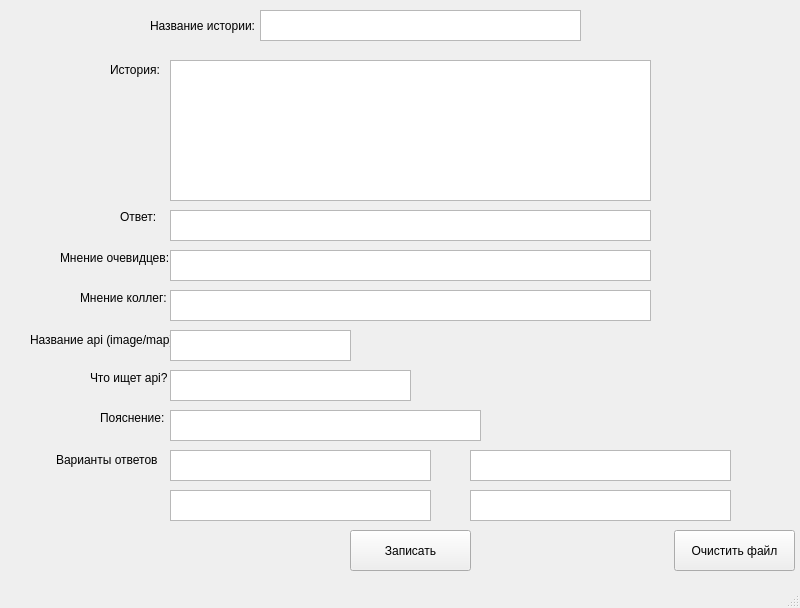
First picture: the form in qt_stories.ui, repository rubinho-m/detective_project, before the edit.
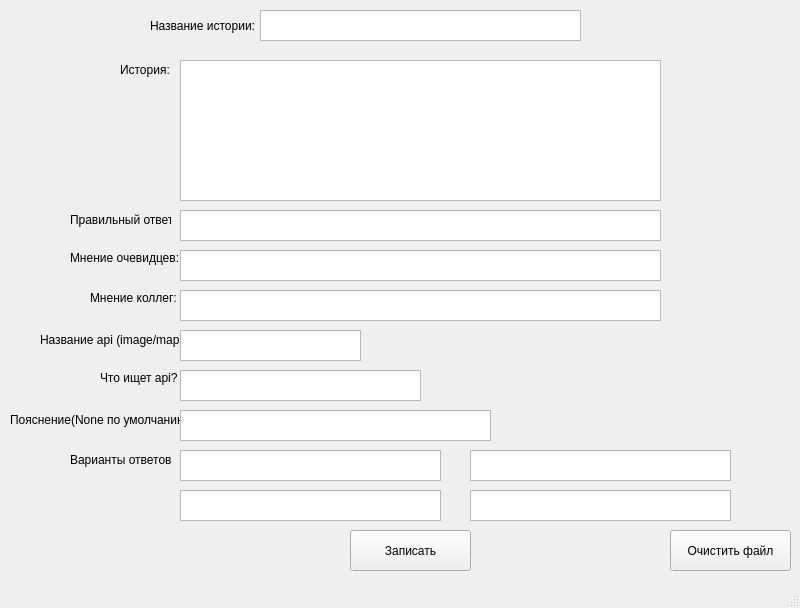
Second picture: the form after the edit.

Patch:
```diff
--- a/qt_stories.ui
+++ b/qt_stories.ui
@@ -43,7 +43,7 @@
    <widget class="QLabel" name="label_2">
     <property name="geometry">
      <rect>
-      <x>110</x>
+      <x>120</x>
       <y>60</y>
       <width>61</width>
       <height>20</height>
@@ -56,20 +56,20 @@
    <widget class="QLabel" name="label_3">
     <property name="geometry">
      <rect>
-      <x>120</x>
+      <x>70</x>
       <y>210</y>
-      <width>47</width>
-      <height>13</height>
+      <width>101</width>
+      <height>20</height>
      </rect>
     </property>
     <property name="text">
-     <string>Ответ:</string>
+     <string>Правильный ответ:</string>
     </property>
    </widget>
    <widget class="QLabel" name="label_4">
     <property name="geometry">
      <rect>
-      <x>60</x>
+      <x>70</x>
       <y>250</y>
       <width>151</width>
       <height>16</height>
@@ -82,7 +82,7 @@
    <widget class="QLabel" name="label_5">
     <property name="geometry">
      <rect>
-      <x>80</x>
+      <x>90</x>
       <y>290</y>
       <width>91</width>
       <height>16</height>
@@ -95,7 +95,7 @@
    <widget class="QLabel" name="label_6">
     <property name="geometry">
      <rect>
-      <x>30</x>
+      <x>40</x>
       <y>330</y>
       <width>161</width>
       <height>20</height>
@@ -108,7 +108,7 @@
    <widget class="QLabel" name="label_7">
     <property name="geometry">
      <rect>
-      <x>90</x>
+      <x>100</x>
       <y>370</y>
       <width>111</width>
       <height>16</height>
@@ -121,20 +121,20 @@
    <widget class="QLabel" name="label_8">
     <property name="geometry">
      <rect>
-      <x>100</x>
+      <x>10</x>
       <y>410</y>
-      <width>101</width>
-      <height>16</height>
+      <width>201</width>
+      <height>20</height>
      </rect>
     </property>
     <property name="text">
-     <string>Пояснение:</string>
+     <string>Пояснение(None по умолчанию):</string>
     </property>
    </widget>
    <widget class="QLabel" name="label_9">
     <property name="geometry">
      <rect>
-      <x>56</x>
+      <x>70</x>
       <y>450</y>
       <width>101</width>
       <height>20</height>
@@ -157,7 +157,7 @@
    <widget class="QTextEdit" name="text">
     <property name="geometry">
      <rect>
-      <x>170</x>
+      <x>180</x>
       <y>60</y>
       <width>481</width>
       <height>141</height>
@@ -167,7 +167,7 @@
    <widget class="QTextEdit" name="textAnswer">
     <property name="geometry">
      <rect>
-      <x>170</x>
+      <x>180</x>
       <y>210</y>
       <width>481</width>
       <height>31</height>
@@ -177,7 +177,7 @@
    <widget class="QTextEdit" name="textSpectator">
     <property name="geometry">
      <rect>
-      <x>170</x>
+      <x>180</x>
       <y>250</y>
       <width>481</width>
       <height>31</height>
@@ -187,7 +187,7 @@
    <widget class="QTextEdit" name="textOpinion">
     <property name="geometry">
      <rect>
-      <x>170</x>
+      <x>180</x>
       <y>290</y>
       <width>481</width>
       <height>31</height>
@@ -197,7 +197,7 @@
    <widget class="QTextEdit" name="textApi">
     <property name="geometry">
      <rect>
-      <x>170</x>
+      <x>180</x>
       <y>330</y>
       <width>181</width>
       <height>31</height>
@@ -207,7 +207,7 @@
    <widget class="QTextEdit" name="textProof">
     <property name="geometry">
      <rect>
-      <x>170</x>
+      <x>180</x>
       <y>370</y>
       <width>241</width>
       <height>31</height>
@@ -217,7 +217,7 @@
    <widget class="QTextEdit" name="textApiMessage">
     <property name="geometry">
      <rect>
-      <x>170</x>
+      <x>180</x>
       <y>410</y>
       <width>311</width>
       <height>31</height>
@@ -227,7 +227,7 @@
    <widget class="QTextEdit" name="Ans1">
     <property name="geometry">
      <rect>
-      <x>170</x>
+      <x>180</x>
       <y>450</y>
       <width>261</width>
       <height>31</height>
@@ -237,7 +237,7 @@
    <widget class="QTextEdit" name="Ans2">
     <property name="geometry">
      <rect>
-      <x>170</x>
+      <x>180</x>
       <y>490</y>
       <width>261</width>
       <height>31</height>
@@ -267,7 +267,7 @@
    <widget class="QPushButton" name="deleteButton">
     <property name="geometry">
      <rect>
-      <x>674</x>
+      <x>670</x>
       <y>530</y>
       <width>121</width>
       <height>41</height>
```
